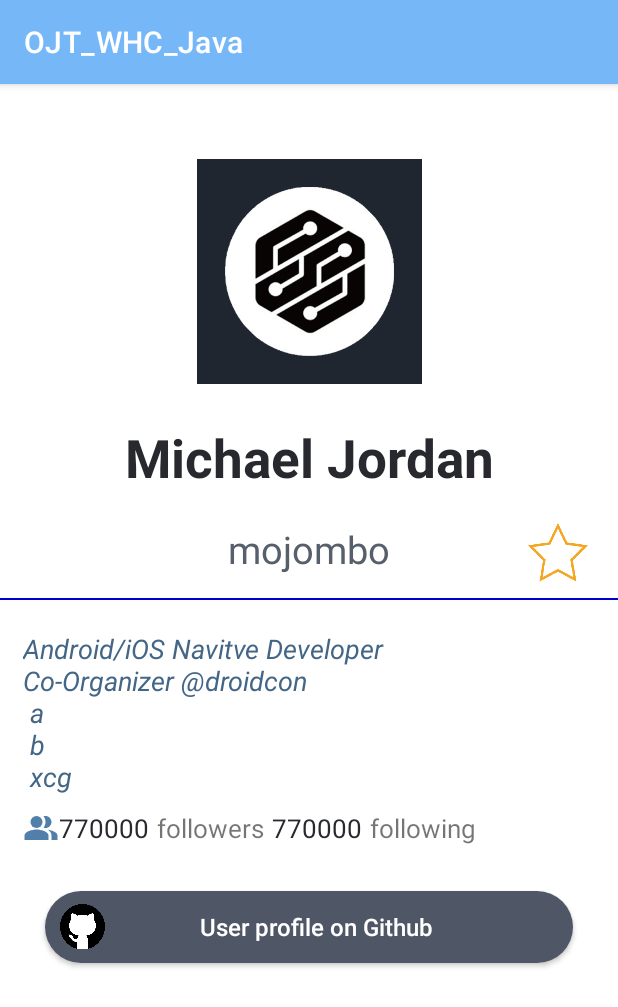
After one commit to Wangoose/OJT_WHC_Java, an Android app: the ProfileActivity screen opened directly, with no data from a screen before it, on a phone screen of 412 x 824 dp. The commit adds this screen. Shown: the top 1007 px of the screen. Run offline under Robolectric (Android 15) with nearby library versions, the light colour scheme and no system bars; pictures from the network do not load; 8 statements that could not run were skipped.

Commit message:
상세 프로필 구현 완료

```diff
--- a/app/src/main/AndroidManifest.xml
+++ b/app/src/main/AndroidManifest.xml
@@ -26,6 +26,7 @@
             </intent-filter>
         </activity>
         <activity android:name=".MainActivity" />
+        <activity android:name=".ProfileActivity" />
     </application>
 
 </manifest>
--- /dev/null
+++ b/app/src/main/java/com/wangoose/ojt_whc_java/ProfileActivity.java
@@ -0,0 +1,129 @@
+package com.wangoose.ojt_whc_java;
+
+import android.content.Intent;
+import android.graphics.Color;
+import android.net.Uri;
+import android.os.Bundle;
+import android.view.View;
+import android.widget.Button;
+import android.widget.CheckBox;
+import android.widget.ImageView;
+import android.widget.TextView;
+
+import androidx.annotation.Nullable;
+import androidx.appcompat.app.AppCompatActivity;
+
+import com.bumptech.glide.Glide;
+import com.google.android.material.snackbar.Snackbar;
+
+public class ProfileActivity extends AppCompatActivity {
+
+    BookmarkMgmt bookmark;
+
+    Button btnWebProfile;
+
+    CheckBox chkbox;
+
+    ImageView ivAvatar;
+
+    TextView tvName, tvUserId, tvBio, tvFollowers, tvFollowing;
+
+    UserItem userItem;
+
+    View profileView;
+
+    boolean bookmark_status = false;
+
+    @Override
+    protected void onCreate(@Nullable Bundle savedInstanceState) {
+        super.onCreate(savedInstanceState);
+        setContentView(R.layout.activity_profile);
+
+        bookmark = new BookmarkMgmt(getApplicationContext());
+
+        Intent intent = getIntent();
+        userItem = (UserItem) intent.getSerializableExtra("userItem");
+
+        btnWebProfile = findViewById(R.id.btnWebProfile);
+
+        chkbox = findViewById(R.id.chkbox_star);
+
+        ivAvatar = findViewById(R.id.ivAvatar);
+
+        tvName = findViewById(R.id.tvName);
+        tvUserId = findViewById(R.id.tvUserId);
+        tvBio = findViewById(R.id.tvBio);
+        tvFollowers = findViewById(R.id.tvFollowers);
+        tvFollowing = findViewById(R.id.tvFollowing);
+
+        profileView = findViewById(R.id.view_profile);
+
+        chkbox.setChecked(bookmark.isBookmarked(userItem.getLogin()));
+
+        bookmark_status = chkbox.isChecked();
+
+        Glide.with(this)
+                .load(userItem.getAvatarUrl())
+                .circleCrop()
+                .into(ivAvatar);
+
+        tvName.setText(userItem.getName());
+        tvUserId.setText(userItem.getLogin());
+
+        if (userItem.getBio() == null) {
+            tvBio.setTextColor(Color.GRAY);
+            tvBio.setText("(There is no comment)");
+        } else {
+            tvBio.setText(userItem.getBio());
+        }
+
+        tvFollowers.setText(String.valueOf(userItem.getFollowers()));
+        tvFollowing.setText(String.valueOf(userItem.getFollowing()));
+
+        chkbox.setOnClickListener(new View.OnClickListener() {
+            @Override
+            public void onClick(View v) {
+                String msg = "";
+                if (chkbox.isChecked()) {
+                    bookmark.addBookmark(userItem.getLogin());
+                    chkbox.setChecked(true);
+                    msg += "Bookmark added";
+                } else {
+                    bookmark.removeBookmark(userItem.getLogin());
+                    chkbox.setChecked(false);
+                    msg += "Bookmark deleted";
+                }
+                Snackbar sb = Snackbar.make(profileView, msg, Snackbar.LENGTH_SHORT);
+                sb.setAction("OK", new View.OnClickListener() {
+                    @Override
+                    public void onClick(View v) {
+                        sb.dismiss();
+                    }
+                });
+//                sb.setAnchorView(R.id.btnav_view);
+                sb.show();
+            }
+        });
+
+        btnWebProfile.setOnClickListener(new View.OnClickListener() {
+            @Override
+            public void onClick(View v) {
+                Intent intent = new Intent(Intent.ACTION_VIEW);
+                intent.setData(Uri.parse(userItem.getHtmlUrl()));
+                startActivity(intent);
+            }
+        });
+    }
+
+    @Override
+    public void onBackPressed() {
+        if (!(chkbox.isChecked() == bookmark_status)) { // 결과적으로 북마크 값이 바뀌었다면
+            Intent intent = new Intent(ProfileActivity.this, MainActivity.class);
+            intent.putExtra("userItem", userItem);
+            String task = chkbox.isChecked() ? "add" : "delete";
+            intent.putExtra("task", task);
+            setResult(RESULT_OK, intent);
+        }
+        super.onBackPressed();
+    }
+}
--- a/app/src/main/java/com/wangoose/ojt_whc_java/ProfileSearch.java
+++ b/app/src/main/java/com/wangoose/ojt_whc_java/ProfileSearch.java
@@ -28,12 +28,12 @@ public class ProfileSearch {
 
     UserNameResult unResult;
 
-    public ProfileSearch(Context context, RviewHolder holder, UserItem userItem, BookmarkMgmt bookmark) {
+    public ProfileSearch(Context context, RviewHolder holder, UserItem userItem) {
         this.context = context;
         this.holder = holder;
         this.userItem = userItem; // RecyclerView item[position]들을 Call-by-Reference
-        this.bookmark = bookmark;
         userId = userItem.getLogin();
+        bookmark = new BookmarkMgmt(context);
 
         if (!userItem.isLoaded()) { // 프로필 최초 로딩 시 Profile 상세 정보 API 호출
             rfClient = RetrofitClient.getInstance();
--- /dev/null
+++ b/app/src/main/res/drawable/btn_drawable_left_custom.xml
@@ -0,0 +1,8 @@
+<?xml version="1.0" encoding="utf-8"?>
+<layer-list xmlns:android="http://schemas.android.com/apk/res/android">
+    <item
+        android:drawable="@drawable/ic_githublogo"
+        android:width="30dp"
+        android:height="30dp"
+        android:left="10dp" />
+</layer-list>
--- /dev/null
+++ b/app/src/main/res/drawable/btn_round.xml
@@ -0,0 +1,10 @@
+<?xml version="1.0" encoding="utf-8"?>
+<shape xmlns:android="http://schemas.android.com/apk/res/android"
+    android:shape="rectangle">
+    <solid android:color="#4f5665" />
+    <corners
+        android:bottomRightRadius="30dp"
+        android:bottomLeftRadius="30dp"
+        android:topLeftRadius="30dp"
+        android:topRightRadius="30dp"/>
+</shape>
--- /dev/null
+++ b/app/src/main/res/layout/activity_profile.xml
@@ -0,0 +1,157 @@
+<?xml version="1.0" encoding="utf-8"?>
+<androidx.constraintlayout.widget.ConstraintLayout xmlns:android="http://schemas.android.com/apk/res/android"
+    android:layout_width="match_parent"
+    android:layout_height="match_parent"
+    android:id="@+id/view_profile"
+    xmlns:app="http://schemas.android.com/apk/res-auto">
+
+    <ImageView
+        android:layout_width="150dp"
+        android:layout_height="150dp"
+        android:id="@+id/ivAvatar"
+        android:src="@drawable/ic_splashlogo"
+        android:layout_marginTop="50dp"
+        app:layout_constraintTop_toTopOf="parent"
+        app:layout_constraintLeft_toLeftOf="parent"
+        app:layout_constraintRight_toRightOf="parent" />
+
+    <TextView
+        android:layout_width="match_parent"
+        android:layout_height="wrap_content"
+        android:id="@+id/tvName"
+        android:text="Michael Jordan"
+        android:textColor="#27292f"
+        android:textStyle="bold"
+        android:textSize="35sp"
+        android:textAlignment="center"
+        android:maxLines="1"
+        android:ellipsize="end"
+        android:layout_marginTop="25dp"
+        android:layout_marginHorizontal="30dp"
+        app:layout_constraintTop_toBottomOf="@+id/ivAvatar"
+        app:layout_constraintLeft_toLeftOf="parent"
+        app:layout_constraintRight_toRightOf="parent" />
+
+    <TextView
+        android:layout_width="match_parent"
+        android:layout_height="wrap_content"
+        android:id="@+id/tvUserId"
+        android:text="mojombo"
+        android:textColor="#57606A"
+        android:textSize="25sp"
+        android:textAlignment="center"
+        android:maxLines="1"
+        android:ellipsize="end"
+        android:layout_marginTop="20dp"
+        android:layout_marginHorizontal="60dp"
+        app:layout_constraintTop_toBottomOf="@+id/tvName"
+        app:layout_constraintLeft_toLeftOf="parent"
+        app:layout_constraintRight_toRightOf="parent" />
+
+    <CheckBox
+        android:layout_width="40dp"
+        android:layout_height="40dp"
+        android:id="@+id/chkbox_star"
+        android:button="@android:color/transparent"
+        android:background="@drawable/ic_star"
+        android:checked="false"
+        app:layout_constraintLeft_toRightOf="@+id/tvUserId"
+        app:layout_constraintTop_toTopOf="@id/tvUserId" />
+
+    <View
+        android:id="@+id/tvHr"
+        android:background="#0000cc"
+        android:layout_width="match_parent"
+        android:layout_height="1dp"
+        android:layout_marginTop="15dp"
+        app:layout_constraintTop_toBottomOf="@+id/tvUserId" />
+
+    <TextView
+        android:layout_width="match_parent"
+        android:layout_height="wrap_content"
+        android:id="@+id/tvBio"
+        android:text="Android/iOS Navitve Developer\nCo-Organizer @droidcon\n a \n b \n xcg"
+        android:textStyle="italic"
+        android:textColor="#436686"
+        android:textSize="18sp"
+        android:maxLines="5"
+        android:ellipsize="end"
+        android:layout_marginTop="20dp"
+        android:layout_marginHorizontal="15dp"
+        app:layout_constraintTop_toBottomOf="@+id/tvHr"
+        app:layout_constraintLeft_toLeftOf="parent"
+        app:layout_constraintRight_toRightOf="parent" />
+
+    <ImageView
+        android:layout_width="24dp"
+        android:layout_height="24dp"
+        android:id="@+id/ivPeople"
+        android:src="@drawable/ic_baseline_people_alt_24"
+        app:layout_constraintTop_toBottomOf="@+id/tvBio"
+        android:layout_marginTop="10dp"
+        app:layout_constraintLeft_toLeftOf="@+id/tvBio" />
+
+    <TextView
+        android:layout_width="60dp"
+        android:layout_height="wrap_content"
+        android:id="@+id/tvFollowers"
+        android:text="770000"
+        android:textColor="#27292f"
+        android:textSize="17sp"
+        android:textAlignment="textEnd"
+        android:layout_marginTop="10dp"
+        app:layout_constraintTop_toBottomOf="@+id/tvBio"
+        app:layout_constraintLeft_toRightOf="@+id/ivPeople" />
+
+    <TextView
+        android:layout_width="wrap_content"
+        android:layout_height="wrap_content"
+        android:id="@+id/tvFollowersText"
+        android:text="followers"
+        android:textSize="17sp"
+        android:layout_marginLeft="5dp"
+        app:layout_constraintTop_toTopOf="@+id/tvFollowers"
+        app:layout_constraintLeft_toRightOf="@+id/tvFollowers" />
+
+    <TextView
+        android:layout_width="60dp"
+        android:layout_height="wrap_content"
+        android:id="@+id/tvFollowing"
+        android:text="770000"
+        android:textColor="#27292f"
+        android:textSize="17sp"
+        android:textAlignment="textEnd"
+        android:layout_marginTop="10dp"
+        android:layout_marginLeft="5dp"
+        android:layout_marginRight="50dp"
+        app:layout_constraintTop_toBottomOf="@+id/tvBio"
+        app:layout_constraintLeft_toRightOf="@+id/tvFollowersText" />
+
+    <TextView
+        android:layout_width="wrap_content"
+        android:layout_height="wrap_content"
+        android:text="following"
+        android:textSize="17sp"
+        android:layout_marginLeft="5dp"
+        app:layout_constraintTop_toTopOf="@+id/tvFollowing"
+        app:layout_constraintLeft_toRightOf="@+id/tvFollowing" />
+
+    <androidx.appcompat.widget.AppCompatButton
+        android:layout_width="match_parent"
+        android:layout_height="wrap_content"
+        android:id="@+id/btnWebProfile"
+        android:drawableLeft="@drawable/btn_drawable_left_custom"
+        android:paddingRight="30dp"
+        android:background="@drawable/btn_round"
+        android:textAllCaps="false"
+        android:textColor="@color/white"
+        android:textSize="16sp"
+        android:layout_marginTop="30dp"
+        android:layout_marginHorizontal="30dp"
+        app:layout_constraintTop_toBottomOf="@+id/tvFollowers"
+        app:layout_constraintLeft_toLeftOf="parent"
+        app:layout_constraintRight_toRightOf="parent"
+        android:text="User profile on Github" />
+
+
+</androidx.constraintlayout.widget.ConstraintLayout>
--- a/app/src/main/res/layout/item_userlist.xml
+++ b/app/src/main/res/layout/item_userlist.xml
@@ -65,7 +65,7 @@
         android:background="@drawable/ic_star"
         android:checked="false"
         android:layout_marginTop="30dp"
-        android:layout_marginRight="15dp"
+        android:layout_marginEnd="15dp"
         app:layout_constraintRight_toRightOf="parent"
         app:layout_constraintTop_toTopOf="parent"/>
 
```
Also changed, not shown: app/src/main/java/com/wangoose/ojt_whc_java/FragmentBookmark.java (+17 -4 lines), app/src/main/java/com/wangoose/ojt_whc_java/FragmentHome.java (+17 -6 lines), app/src/main/java/com/wangoose/ojt_whc_java/MainActivity.java (+91 -12 lines), app/src/main/java/com/wangoose/ojt_whc_java/RviewAdapter.java (+18 -4 lines), app/src/main/java/com/wangoose/ojt_whc_java/SplashScreen.java (+10 -4 lines), app/src/main/res/drawable/ic_githublogo.png (added).
